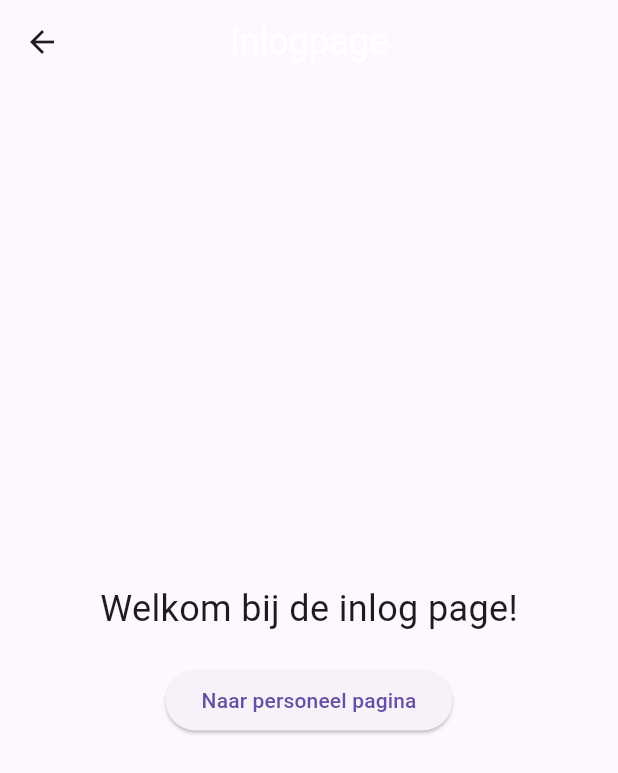
After one commit to loek08/app, a Flutter app: the Inlogpage screen opened by its route, on a phone screen of 412 x 824 dp. The commit adds this screen. Shown: the top 773 px of the screen. Run offline on Flutter 3.47's test engine with Material 3 defaults, Android fonts, the light colour scheme and no system bars; our stand-ins replace shared_preferences; missing offline and left inert: barcode_scan2; accounts and stored records are empty.

Commit message:
inlog page gemaakt nog geen inloggegevens nodig

```diff
--- /dev/null
+++ b/lib/inlogpage.dart
@@ -0,0 +1,49 @@
+import 'package:flutter/material.dart';
+import 'barcode.dart';
+
+class Inlogpage extends StatefulWidget {
+  @override
+  _InlogpageState createState() => _InlogpageState();
+}
+
+class _InlogpageState extends State<Inlogpage> {
+  final Barcode barcode = Barcode();
+
+  Widget build(BuildContext context) {
+    return Scaffold(
+      appBar: AppBar(
+        title: Text(
+          "Inlogpage",
+          style: TextStyle(color: Colors.white, fontSize: 24),
+        ),
+        centerTitle: true,
+      ),
+
+      // body: Center(
+      //   child: Text(
+      //     'Welkom bij de Barcode App!',
+      //     style: TextStyle(fontSize: 24),
+      //   ),
+
+      // ),
+      body: Center(
+        child: Column(
+          mainAxisAlignment: MainAxisAlignment.center,
+          children: <Widget>[
+            Text(
+              'Welkom bij de inlog page!',
+              style: TextStyle(fontSize: 24),
+            ),
+            SizedBox(height: 20),
+            ElevatedButton(
+              onPressed: () {
+                Navigator.pushNamed(context, '/');
+              },
+              child: Text('Naar personeel pagina'),
+            )
+          ],
+        ),
+      ),
+    );
+  }
+}
--- a/lib/main.dart
+++ b/lib/main.dart
@@ -6,6 +6,7 @@ import "add_unknown_barcode.dart";
 import 'delete_known_barcode.dart';
 import 'barcode_list.dart';
 import 'bs.dart';
+import 'inlogpage.dart';
 
 void main() {
   runApp(MyApp());
@@ -22,6 +23,7 @@ class MyApp extends StatelessWidget {
       '/deleteknownbarcode': (context) => DeleteKnownBarcodePage(),
       '/list': (context) => BarcodeListPage(),
       '/bs': (context) => Test(),
+      '/inlog': (context) => Inlogpage(),
     });
   }
 }
```
